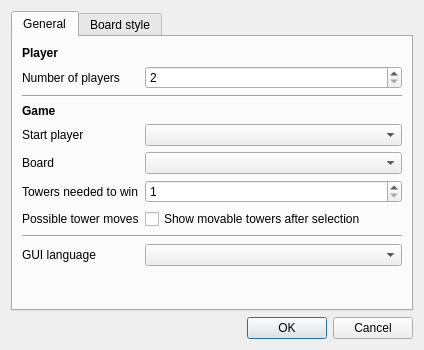
ElTh0r0/stackandconquer, file settings.ui: the form before one commit.
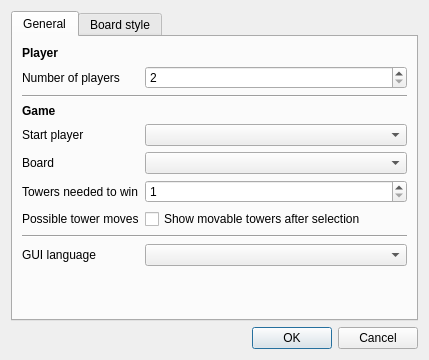
The form after the commit. Icons and pictures are not drawn.

Patch:
```diff
--- a/settings.ui
+++ b/settings.ui
@@ -6,8 +6,8 @@
    <rect>
     <x>0</x>
     <y>0</y>
-    <width>424</width>
-    <height>350</height>
+    <width>429</width>
+    <height>360</height>
    </rect>
   </property>
   <property name="sizePolicy">
```
Left out of the diff: 16 changed lines with no effect on the pictures.
